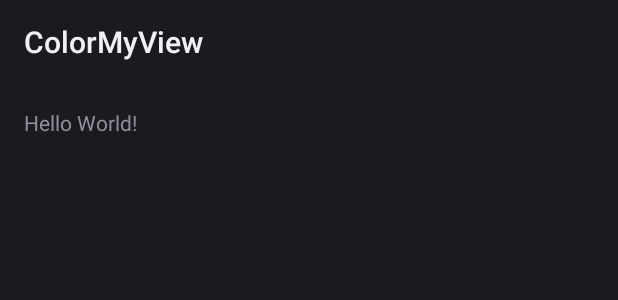
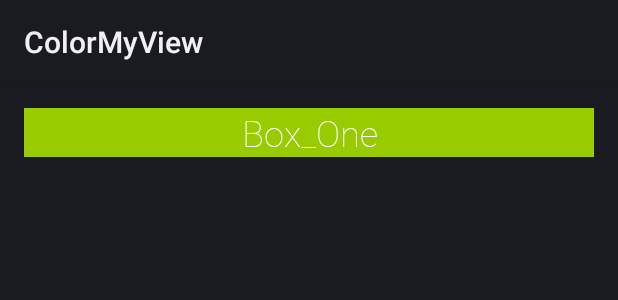
Before and after one commit to moonbear135/ColorMyView, an Android app: the layout activity_main.xml on its own in the app's theme, with its tools: preview values and no code run, on a phone screen of 412 x 824 dp. Shown: the top 300 px of the screen. Run offline under Robolectric (Android 15) with nearby library versions, the phone set to English and light mode, and no system bars; Roboto replaces fonts that are not available here.

```diff
--- a/app/src/main/res/layout/activity_main.xml
+++ b/app/src/main/res/layout/activity_main.xml
@@ -7,15 +7,15 @@
     tools:context=".MainActivity">
 
     <TextView
+        android:id="@+id/box_one_text"
+        style="@style/WhiteBox"
         android:layout_width="0dp"
         android:layout_height="wrap_content"
-        android:layout_marginStart="16dp"
-        android:layout_marginTop="16dp"
-        android:layout_marginEnd="16dp"
-        android:fontFamily="More Fonts..."
-        android:text="Hello World!"
+        android:layout_marginStart="@dimen/margin_wide"
+        android:layout_marginTop="@dimen/margin_wide"
+        android:layout_marginEnd="@dimen/margin_wide"
+        android:text="@string/box_one"
         app:layout_constraintEnd_toEndOf="parent"
-        app:layout_constraintHorizontal_bias="0.0"
         app:layout_constraintStart_toStartOf="parent"
         app:layout_constraintTop_toTopOf="parent" />
 
--- a/app/src/main/res/values/strings.xml
+++ b/app/src/main/res/values/strings.xml
@@ -1,3 +1,4 @@
 <resources>
     <string name="app_name">ColorMyView</string>
+    <string name="box_one">Box_One</string>
 </resources>
```
